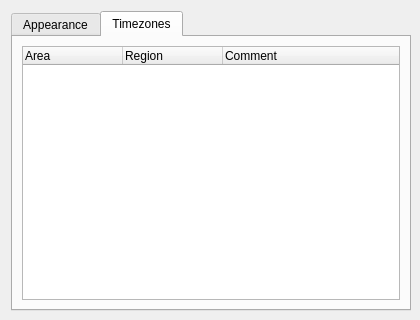
mgottschlag/kwin-tiling, file plasma/applets/digital-clock/clockConfig.ui: the form before one commit.
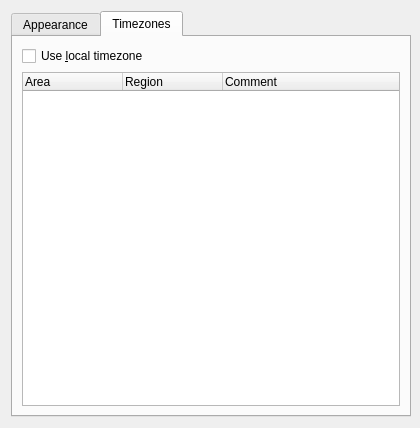
The form after the commit. The open tabs and pages were chosen to show the change. Custom widgets are drawn as their Qt base class.

Commit message: * A calendar popup, based on the new Plasma::Dialog.   I'm using a simple calendar right now. I was planning   to use KDatePicker for that, but KDatePicker crashes   when setting a stylesheet. So keep it simple for now,   and try to find out how to fix KDatePicker->setStylesheet() * Also, fix saving showTimezone and add an option to easily   switch back to the local timezone. * Clean up some remains from the SVG themable thing

```diff
--- a/plasma/applets/digital-clock/clockConfig.ui
+++ b/plasma/applets/digital-clock/clockConfig.ui
@@ -6,7 +6,7 @@
     <x>0</x>
     <y>0</y>
     <width>420</width>
-    <height>320</height>
+    <height>428</height>
    </rect>
   </property>
   <property name="minimumSize" >
@@ -113,8 +113,15 @@
       <attribute name="title" >
        <string>Timezones</string>
       </attribute>
-      <layout class="QGridLayout" >
-       <item row="0" column="0" >
+      <layout class="QVBoxLayout" >
+       <item>
+        <widget class="QCheckBox" name="localTimeZone" >
+         <property name="text" >
+          <string>Use &amp;local timezone</string>
+         </property>
+        </widget>
+       </item>
+       <item>
         <widget class="KTimeZoneWidget" name="timeZones" >
          <property name="minimumSize" >
           <size>
```
Left out of the diff: 18 changed lines with no effect on the pictures. The commit also changes 5 other files.
